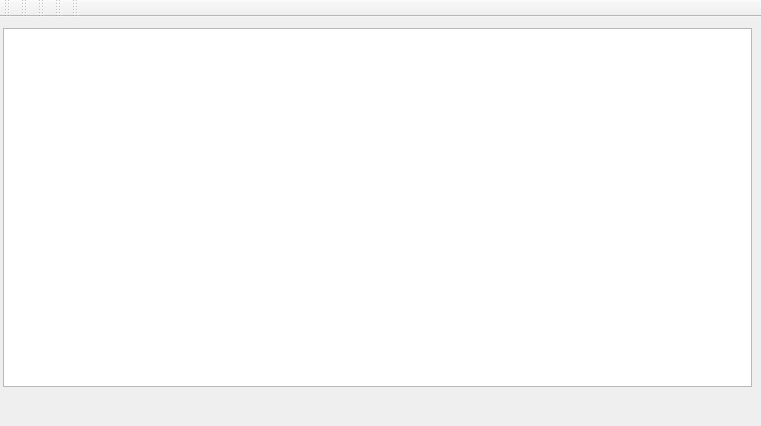
Old version of the form mainwindow.ui in the repository matrixd/fileshare.
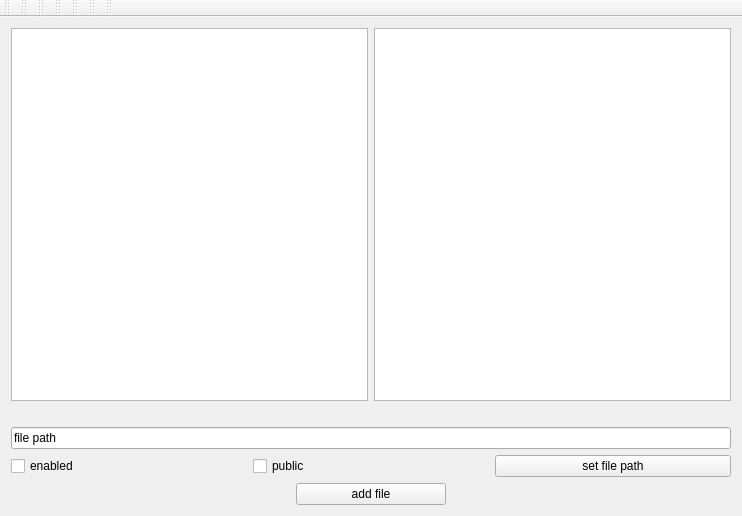
New version of the form.

Patch:
```diff
--- a/mainwindow.ui
+++ b/mainwindow.ui
@@ -9,8 +9,8 @@
    <rect>
     <x>0</x>
     <y>0</y>
-    <width>761</width>
-    <height>426</height>
+    <width>742</width>
+    <height>516</height>
    </rect>
   </property>
   <property name="sizePolicy">
@@ -23,30 +23,115 @@
    <string>MainWindow</string>
   </property>
   <widget class="QWidget" name="centralWidget">
+   <property name="sizePolicy">
+    <sizepolicy hsizetype="Expanding" vsizetype="Expanding">
+     <horstretch>0</horstretch>
+     <verstretch>0</verstretch>
+    </sizepolicy>
+   </property>
    <property name="maximumSize">
     <size>
-     <width>761</width>
-     <height>389</height>
+     <width>16777215</width>
+     <height>16777215</height>
     </size>
    </property>
-   <widget class="QWidget" name="verticalLayoutWidget">
-    <property name="geometry">
-     <rect>
-      <x>-8</x>
-      <y>0</y>
-      <width>771</width>
-      <height>381</height>
-     </rect>
-    </property>
-    <layout class="QVBoxLayout" name="verticalLayout">
-     <property name="sizeConstraint">
-      <enum>QLayout::SetMaximumSize</enum>
-     </property>
-     <item>
-      <widget class="QTableView" name="tableView"/>
-     </item>
-    </layout>
-   </widget>
+   <layout class="QVBoxLayout" name="verticalLayout_3">
+    <item>
+     <layout class="QHBoxLayout" name="horizontalLayout_3">
+      <item>
+       <widget class="QTableView" name="filesView">
+        <property name="editTriggers">
+         <set>QAbstractItemView::NoEditTriggers</set>
+        </property>
+        <property name="selectionBehavior">
+         <enum>QAbstractItemView::SelectRows</enum>
+        </property>
+       </widget>
+      </item>
+      <item>
+       <widget class="QTableView" name="dl_logView">
+        <property name="editTriggers">
+         <set>QAbstractItemView::NoEditTriggers</set>
+        </property>
+        <property name="tabKeyNavigation">
+         <bool>true</bool>
+        </property>
+        <property name="showDropIndicator" stdset="0">
+         <bool>true</bool>
+        </property>
+        <property name="selectionBehavior">
+         <enum>QAbstractItemView::SelectRows</enum>
+        </property>
+       </widget>
+      </item>
+     </layout>
+    </item>
+    <item>
+     <spacer name="horizontalSpacer">
+      <property name="orientation">
+       <enum>Qt::Horizontal</enum>
+      </property>
+      <property name="sizeHint" stdset="0">
+       <size>
+        <width>40</width>
+        <height>20</height>
+       </size>
+      </property>
+     </spacer>
+    </item>
+    <item>
+     <widget class="QLineEdit" name="path">
+      <property name="text">
+       <string>file path</string>
+      </property>
+      <property name="readOnly">
+       <bool>true</bool>
+      </property>
+     </widget>
+    </item>
+    <item>
+     <layout class="QHBoxLayout" name="horizontalLayout">
+      <item>
+       <widget class="QCheckBox" name="enabledCheck">
+        <property name="text">
+         <string>enabled</string>
+        </property>
+       </widget>
+      </item>
+      <item>
+       <widget class="QCheckBox" name="publicCheck">
+        <property name="text">
+         <string>public</string>
+        </property>
+       </widget>
+      </item>
+      <item>
+       <widget class="QPushButton" name="pathButton">
+        <property name="text">
+         <string>set file path</string>
+        </property>
+       </widget>
+      </item>
+     </layout>
+    </item>
+    <item>
+     <layout class="QHBoxLayout" name="horizontalLayout_2">
+      <item>
+       <widget class="QPushButton" name="addButton">
+        <property name="maximumSize">
+         <size>
+          <width>150</width>
+          <height>60</height>
+         </size>
+        </property>
+        <property name="text">
+         <string>add file</string>
+        </property>
+       </widget>
+      </item>
+     </layout>
+    </item>
+   </layout>
   </widget>
   <widget class="QMenuBar" name="menuBar">
    <property name="geometry">
@@ -110,6 +195,28 @@
     <bool>false</bool>
    </attribute>
   </widget>
+  <widget class="QToolBar" name="toolBar_5">
+   <property name="windowTitle">
+    <string>toolBar_5</string>
+   </property>
+   <attribute name="toolBarArea">
+    <enum>TopToolBarArea</enum>
+   </attribute>
+   <attribute name="toolBarBreak">
+    <bool>false</bool>
+   </attribute>
+  </widget>
+  <widget class="QToolBar" name="toolBar_6">
+   <property name="windowTitle">
+    <string>toolBar_6</string>
+   </property>
+   <attribute name="toolBarArea">
+    <enum>TopToolBarArea</enum>
+   </attribute>
+   <attribute name="toolBarBreak">
+    <bool>false</bool>
+   </attribute>
+  </widget>
  </widget>
  <layoutdefault spacing="6" margin="11"/>
  <resources/>
```
Left out of the diff: 2 changed lines with no effect on the pictures.
